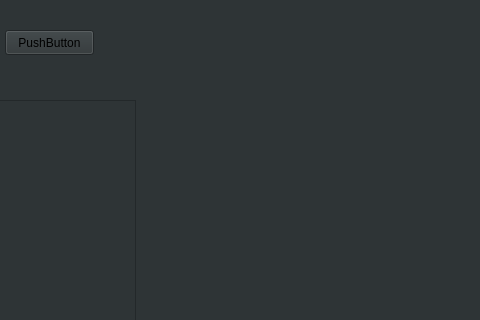
First picture: the form in mainwindow.ui, repository taoxuMemo/Edit, before the edit; both pictures show x 145 to 625 and y 0 to 320 of the 800 by 480 pixel window.
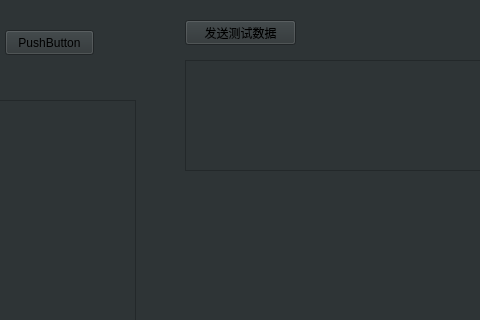
Second picture: the form after the edit.

Diff of the .ui file:
```diff
--- a/mainwindow.ui
+++ b/mainwindow.ui
@@ -18,9 +18,9 @@
     <property name="geometry">
      <rect>
       <x>310</x>
-      <y>0</y>
+      <y>199</y>
       <width>480</width>
-      <height>450</height>
+      <height>251</height>
      </rect>
     </property>
    </widget>
@@ -60,6 +60,29 @@
      </rect>
     </property>
    </widget>
+   <widget class="QPushButton" name="pushButton_3">
+    <property name="geometry">
+     <rect>
+      <x>330</x>
+      <y>20</y>
+      <width>111</width>
+      <height>25</height>
+     </rect>
+    </property>
+    <property name="text">
+     <string>发送测试数据</string>
+    </property>
+   </widget>
+   <widget class="QTextEdit" name="textEdit">
+    <property name="geometry">
+     <rect>
+      <x>330</x>
+      <y>60</y>
+      <width>441</width>
+      <height>111</height>
+     </rect>
+    </property>
+   </widget>
   </widget>
   <widget class="QMenuBar" name="menuBar">
    <property name="geometry">
```
